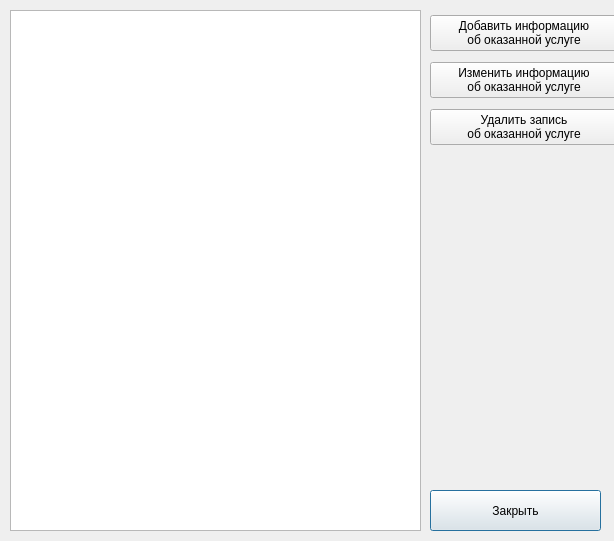
This is GuiApp/linktabledialog.ui in xakep666/OOP-Lab3_v22 as Qt 5 draws it before an edit. The edited form follows.
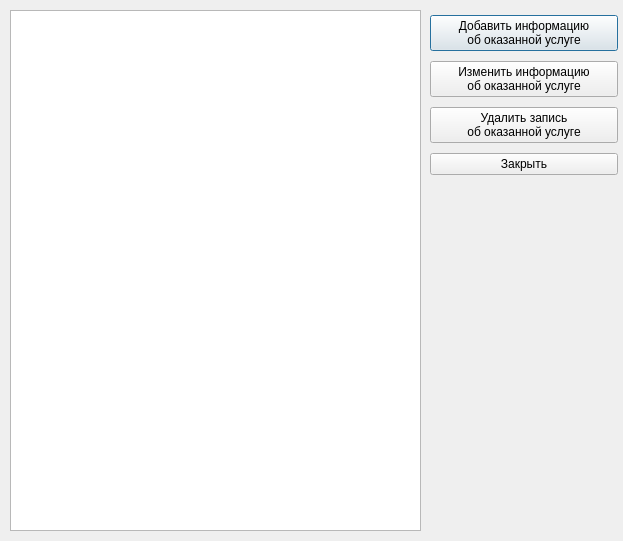
This is the edited form. Custom widgets are drawn as their Qt base class.

```diff
--- a/GuiApp/linktabledialog.ui
+++ b/GuiApp/linktabledialog.ui
@@ -6,7 +6,7 @@
    <rect>
     <x>0</x>
     <y>0</y>
-    <width>614</width>
+    <width>623</width>
     <height>541</height>
    </rect>
   </property>
@@ -37,26 +37,13 @@
     <enum>Qt::ScrollBarAlwaysOff</enum>
    </property>
   </widget>
-  <widget class="QPushButton" name="pushButton">
-   <property name="geometry">
-    <rect>
-     <x>430</x>
-     <y>490</y>
-     <width>171</width>
-     <height>41</height>
-    </rect>
-   </property>
-   <property name="text">
-    <string>Закрыть</string>
-   </property>
-  </widget>
   <widget class="QWidget" name="">
    <property name="geometry">
     <rect>
      <x>430</x>
-     <y>10</y>
+     <y>11</y>
      <width>188</width>
-     <height>140</height>
+     <height>172</height>
     </rect>
    </property>
    <layout class="QVBoxLayout" name="verticalLayout">
@@ -84,6 +71,13 @@
       </property>
      </widget>
     </item>
+    <item>
+     <widget class="QPushButton" name="pushButton">
+      <property name="text">
+       <string>Закрыть</string>
+      </property>
+     </widget>
+    </item>
    </layout>
   </widget>
  </widget>
```
